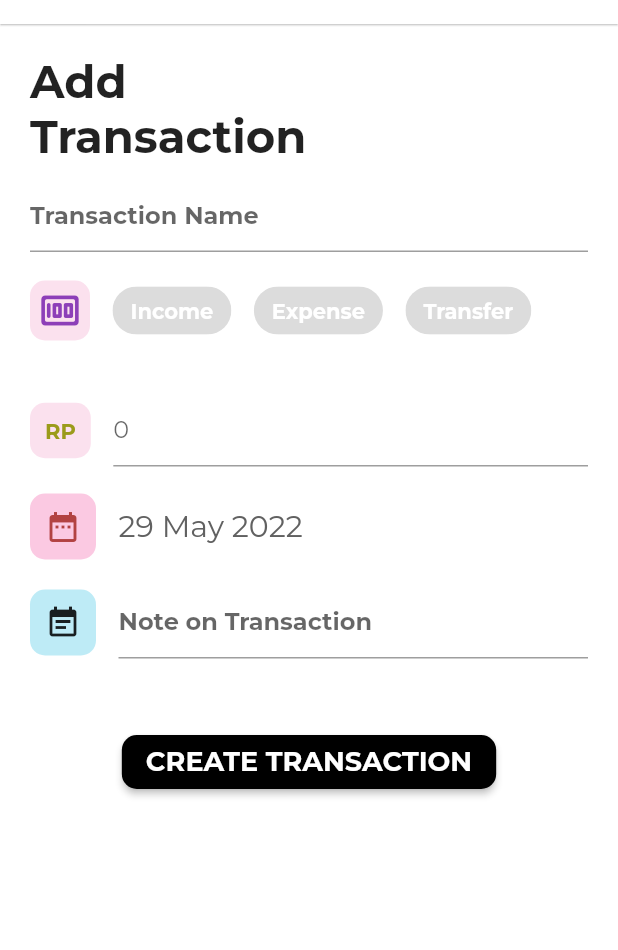
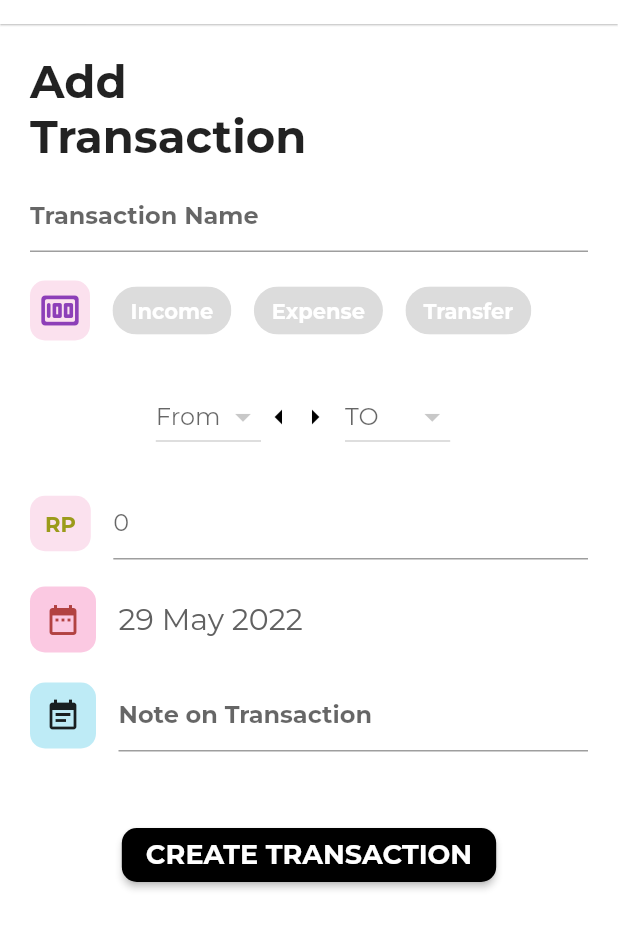
Before and after one commit to mjudianto/VLLET, a Flutter app: the AddTransaction screen opened directly with empty values, on a phone screen of 412 x 824 dp, the part 60-1010 px from its top. Run offline on Flutter 3.47's test engine with Material 2 defaults, Android fonts, the light colour scheme and no system bars; our stand-ins replace hive, hive_flutter, shared_preferences; missing offline and left inert: dart:ffi; accounts and stored records are empty.

Commit message:
addtransaction

```diff
--- a/lib/pages/addtransaction.dart
+++ b/lib/pages/addtransaction.dart
@@ -11,6 +11,7 @@ class AddTransaction extends StatefulWidget {
 }
 
 class _AddTransactionState extends State<AddTransaction> {
+  var items = ['item1', 'item2'];
   DateTime selectedDate = DateTime.now();
   int? amount;
   String note = "";
@@ -173,24 +174,42 @@ class _AddTransactionState extends State<AddTransaction> {
               const SizedBox(
                 height: 15.0,
               ),
-              Column(
+              Row(
+                mainAxisAlignment: MainAxisAlignment.center,
                 children: [
-                  (transfer)?
-                  Column(
-                    children: [
-                      Row( // EDIT FROM SAMA TO DIDALEWM ROW INI
-                      // KALO BUTUH PANDUAN LIAT DARI DROP DOWN LIST ADD ACCOUNT
-                        children: [
-                          Text("test"),
-                        ],
-                      ),
-                      const SizedBox(
-                        height: 15.0,
-                      ),
-                    ],
-                  )
-                  : Text(""),
+                  DropdownButton(
+                    hint: Text("From"),
+                    icon: const Icon(Icons.arrow_drop_down,
+                        color: Color.fromARGB(255, 200, 200, 200)),
+                    items: items.map((String items) {
+                      return DropdownMenuItem<String>(
+                        value: items,
+                        child: Text(items),
+                      );
+                    }).toList(),
+                    onChanged: (value) {},
+                  ),
+                  Icon(Icons.arrow_left_outlined, color: Colors.black),
+                  Icon(Icons.arrow_right_outlined, color: Colors.black),
+                  Padding(
+                    padding: const EdgeInsets.all(8.0),
+                    child: DropdownButton(
+                      hint: Text("TO"),
+                      icon: const Icon(Icons.arrow_drop_down,
+                          color: Color.fromARGB(255, 200, 200, 200)),
+                      items: items.map((String items) {
+                        return DropdownMenuItem<String>(
+                          value: items,
+                          child: Text(items),
+                        );
+                      }).toList(),
+                      onChanged: (value) {},
+                    ),
+                  ),
                 ],
+              ),
+              const SizedBox(
+                height: 15.0,
               ),
               Row(
                 children: [
--- a/lib/pages/edittransaction.dart
+++ b/lib/pages/edittransaction.dart
@@ -2,7 +2,9 @@ import 'package:flutter/material.dart';
 import 'package:flutter/services.dart';
 
 class EditTransaction extends StatefulWidget {
-  EditTransaction({Key? key,}) : super(key: key);
+  EditTransaction({
+    Key? key,
+  }) : super(key: key);
 
   @override
   State<EditTransaction> createState() => _EditTransactionState();
--- a/lib/pages/register.dart
+++ b/lib/pages/register.dart
@@ -1,5 +1,6 @@
 import 'package:flutter/material.dart';
 import 'package:vllet/controllers/db_helper.dart';
+import 'package:vllet/pages/edittransaction.dart';
 import './home.dart';
 
 class Register extends StatefulWidget {
@@ -121,7 +122,9 @@ class _RegisterState extends State<Register> {
                                     await dbHelper.addName(name);
                                     Navigator.of(context).pushReplacement(
                                       MaterialPageRoute(
-                                        builder: (context) => Home(name: name,),
+                                        builder: (context) => Home(
+                                          name: name,
+                                        ),
                                       ),
                                     );
                                   }
```
